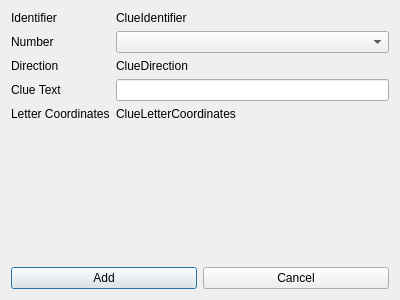
Tw1ddle/Blind-Crossword-Editor, file ui/newcrosswordcluepage.ui: the form before one commit.
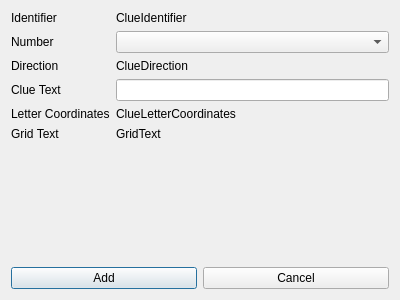
The form after the commit.

Commit message: Start adding ability to add crossword clues to grid, create new crosswords from templates, undo and redo button function

What changed in the file:
```diff
--- a/ui/newcrosswordcluepage.ui
+++ b/ui/newcrosswordcluepage.ui
@@ -81,6 +81,20 @@
        </property>
       </widget>
      </item>
+     <item row="6" column="0">
+      <widget class="QLabel" name="gridTextLabel">
+       <property name="text">
+        <string>Grid Text</string>
+       </property>
+      </widget>
+     </item>
+     <item row="6" column="1">
+      <widget class="QLabel" name="gridText">
+       <property name="text">
+        <string>GridText</string>
+       </property>
+      </widget>
+     </item>
     </layout>
    </item>
    <item>
```
The commit also changes 19 other files.
